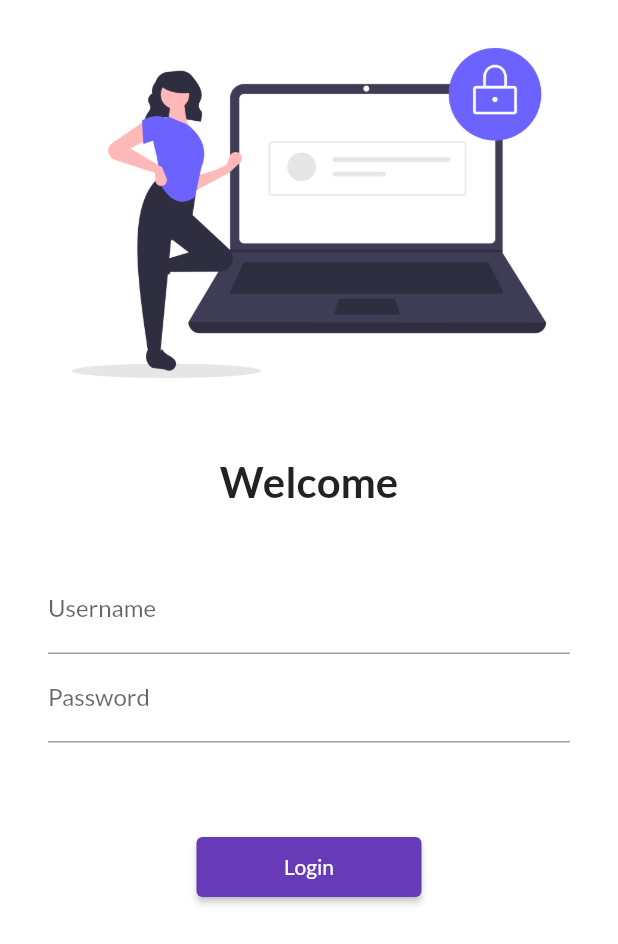
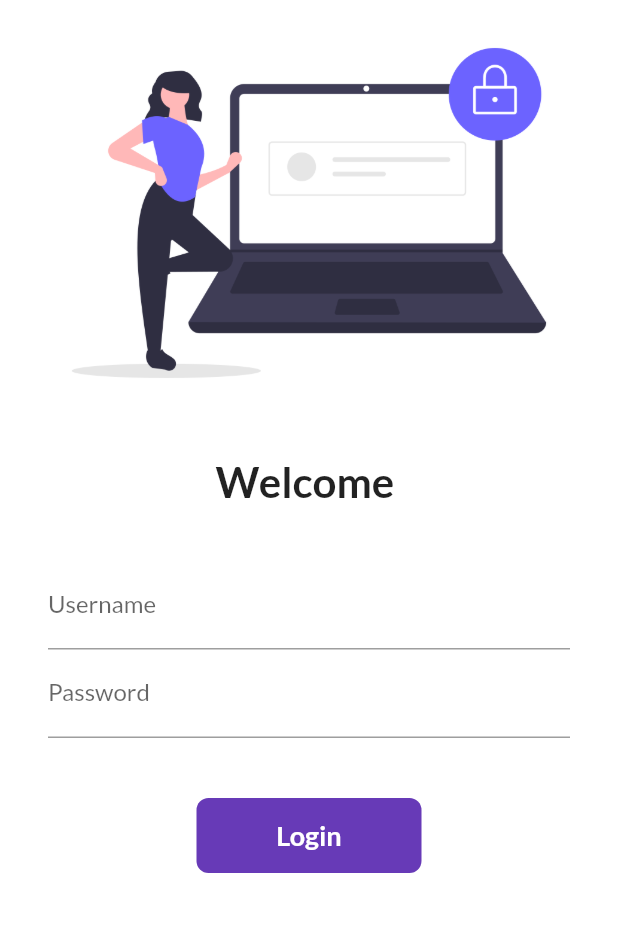
Before and after one commit to syedshahan/catalogApp, a Flutter app: the screen it shows after launch, on a phone screen of 412 x 824 dp. Shown: the top 944 px of the screen. Run offline on Flutter 3.47's test engine with Material 2 defaults, Android fonts, the phone set to English and light mode, and no system bars; our stand-ins replace google_fonts.

Commit message:
Day 6 Completed

```diff
--- a/lib/pages/login_page.dart
+++ b/lib/pages/login_page.dart
@@ -1,7 +1,15 @@
 import 'package:flutter/material.dart';
 import 'package:flutter_catalog/utils/routes.dart';
 
-class LoginPage extends StatelessWidget {
+class LoginPage extends StatefulWidget {
+  @override
+  _LoginPageState createState() => _LoginPageState();
+}
+
+class _LoginPageState extends State<LoginPage> {
+  String name = "";
+  bool changeButton = false;
+
   @override
   Widget build(BuildContext context) {
     return Material(
@@ -17,7 +25,7 @@ class LoginPage extends StatelessWidget {
                 height: 20.0,
               ),
               Text(
-              "Welcome",
+                "Welcome $name",
                 style: TextStyle(
                   fontSize: 28,
                   fontWeight: FontWeight.bold,
@@ -27,8 +35,8 @@ class LoginPage extends StatelessWidget {
                 height: 20.0,
               ),
               Padding(
-              padding:
-                  const EdgeInsets.symmetric(vertical: 19.0, horizontal: 32.0),
+                padding: const EdgeInsets.symmetric(
+                    vertical: 16.0, horizontal: 32.0),
                 child: Column(
                   children: [
                     TextFormField(
@@ -36,6 +44,10 @@ class LoginPage extends StatelessWidget {
                         hintText: "Enter username",
                         labelText: "Username",
                       ),
+                      onChanged: (value) {
+                        name = value;
+                        setState(() {});
+                      },
                     ),
                     TextFormField(
                       obscureText: true,
@@ -44,22 +56,55 @@ class LoginPage extends StatelessWidget {
                         labelText: "Password",
                       ),
                     ),
-                ],
-              ),
-            ),
                     SizedBox(
                       height: 40.0,
                     ),
-            ElevatedButton(
-              child: Text("Login"),
-              style: TextButton.styleFrom(minimumSize: Size(150, 40)),
-              onPressed: () {
+
+                    InkWell(
+                      onTap: () async {
+                        setState(() {
+                          changeButton = true;
+                        });
+                        await Future.delayed(Duration(seconds: 1));
                         Navigator.pushNamed(context, MyRoutes.homeRoute);
                       },
+                      child: AnimatedContainer(
+                        duration: Duration(seconds: 1),
+                        width: changeButton ? 50 : 150,
+                        height: 50,
+                        alignment: Alignment.center,
+                        child: changeButton
+                            ? Icon(
+                                Icons.done,
+                                color: Colors.white,
+                              )
+                            : Text(
+                                "Login",
+                                style: TextStyle(
+                                    color: Colors.white,
+                                    fontWeight: FontWeight.bold,
+                                    fontSize: 18),
                               ),
+                        decoration: BoxDecoration(
+                          color: Colors.deepPurple,
+                          borderRadius:
+                              BorderRadius.circular(changeButton ? 50 : 8),
+                        ),
+                      ),
+                    ),
+
+                    // ElevatedButton(
+                    //   child: Text("Login"),
+                    //   style: TextButton.styleFrom(minimumSize: Size(150, 40)),
+                    //   onPressed: () {
+                    //     Navigator.pushNamed(context, MyRoutes.homeRoute);
+                    //   },
+                    // )
                   ],
                 ),
+              )
+            ],
           ),
-    );
+        ));
   }
 }
```
Lines whose indentation alone changed are shown as unchanged.
